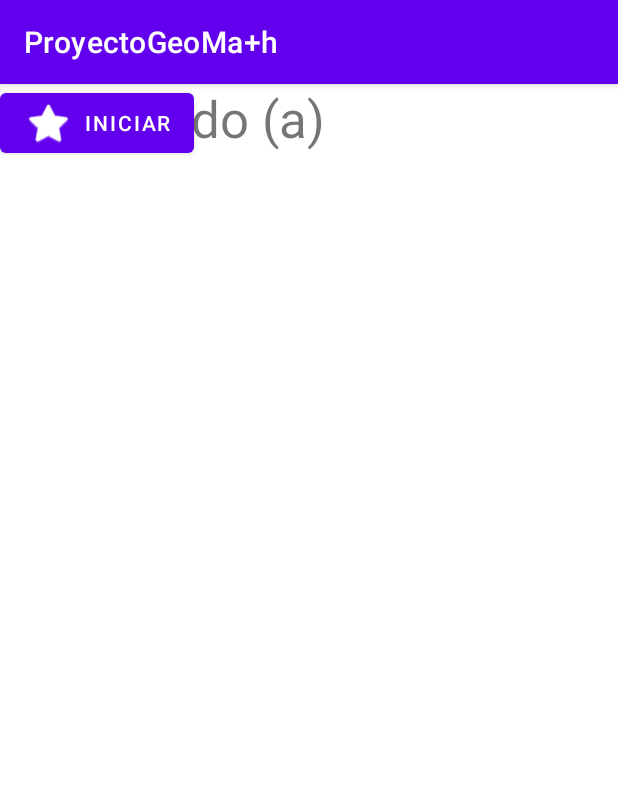
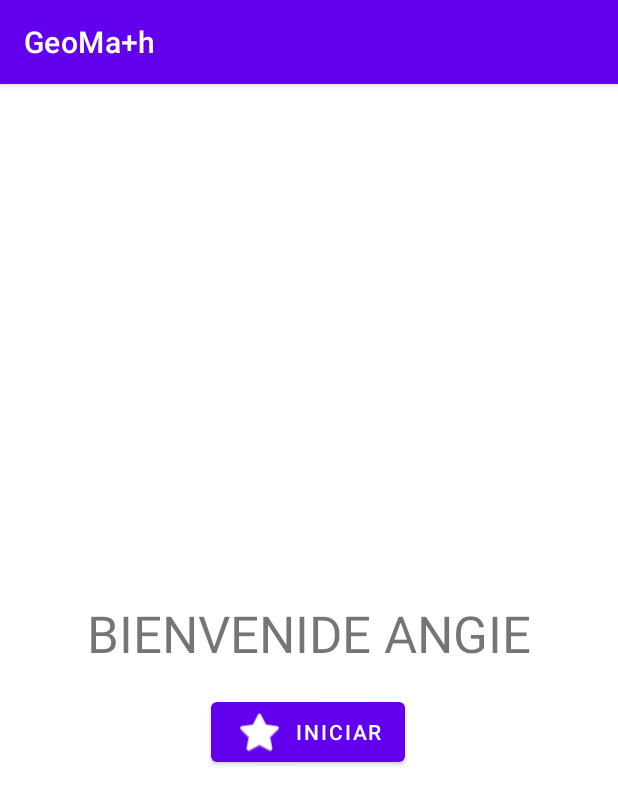
Before and after one commit to natalia482/ProyectoGeoMa-th, an Android app: the BienvenidoActivity screen opened directly, with no data from a screen before it, on a phone screen of 412 x 824 dp. Shown: the top 805 px of the screen. Run offline under Robolectric (Android 15) with nearby library versions, the phone set to English and light mode, and no system bars.

Commit message:
Bienvenida angie

```diff
--- a/app/src/main/res/layout/activity_bienvenido.xml
+++ b/app/src/main/res/layout/activity_bienvenido.xml
@@ -13,8 +13,12 @@
         android:onClick="RegistroIni"
         android:text="@string/BtnIniRegistro"
         app:icon="@android:drawable/btn_star_big_on"
-        tools:layout_editor_absoluteX="140dp"
-        tools:layout_editor_absoluteY="451dp" />
+        app:layout_constraintBottom_toBottomOf="parent"
+        app:layout_constraintEnd_toEndOf="parent"
+        app:layout_constraintHorizontal_bias="0.498"
+        app:layout_constraintStart_toStartOf="parent"
+        app:layout_constraintTop_toTopOf="parent"
+        app:layout_constraintVertical_bias="0.567" />
 
     <TextView
         android:id="@+id/textView"
@@ -22,6 +26,9 @@
         android:layout_height="wrap_content"
         android:text="@string/txt_Bienvenido"
         android:textSize="34sp"
-        tools:layout_editor_absoluteX="114dp"
-        tools:layout_editor_absoluteY="287dp" />
+        app:layout_constraintBottom_toBottomOf="parent"
+        app:layout_constraintEnd_toEndOf="parent"
+        app:layout_constraintStart_toStartOf="parent"
+        app:layout_constraintTop_toTopOf="parent"
+        app:layout_constraintVertical_bias="0.475" />
 </androidx.constraintlayout.widget.ConstraintLayout>
--- a/app/src/main/res/values/strings.xml
+++ b/app/src/main/res/values/strings.xml
@@ -1,11 +1,11 @@
 <resources>
-    <string name="app_name">ProyectoGeoMa+h</string>
+    <string name="app_name">GeoMa+h</string>
     <string name="BotonIniciar">INICIAR</string>
     <string name="txt_Geo">GEOMA+TH</string>
     <string name="BtnIniRegistro">INICIAR</string>
-    <string name="txt_Bienvenido">Bienvenido (a)</string>
-    <string name="txt_Registro">REGISTRO</string>
+    <string name="txt_Bienvenido">BIENVENIDE ANGIE</string>
+    <string name="txt_Registro">REGISTRO </string>
     <string name="txt_usuario">Usuario</string>
-    <string name="Plaintxt_usuario">Usuario</string>
+    <string name="Plaintxt_usuario">  </string>
     <string name="BtnRegistro">INICIAR</string>
 </resources>
```
Also changed, not shown: app/src/main/res/layout/activity_main.xml (+9 -4 lines), app/src/main/res/layout/activity_registro.xml (+30 -17 lines).
